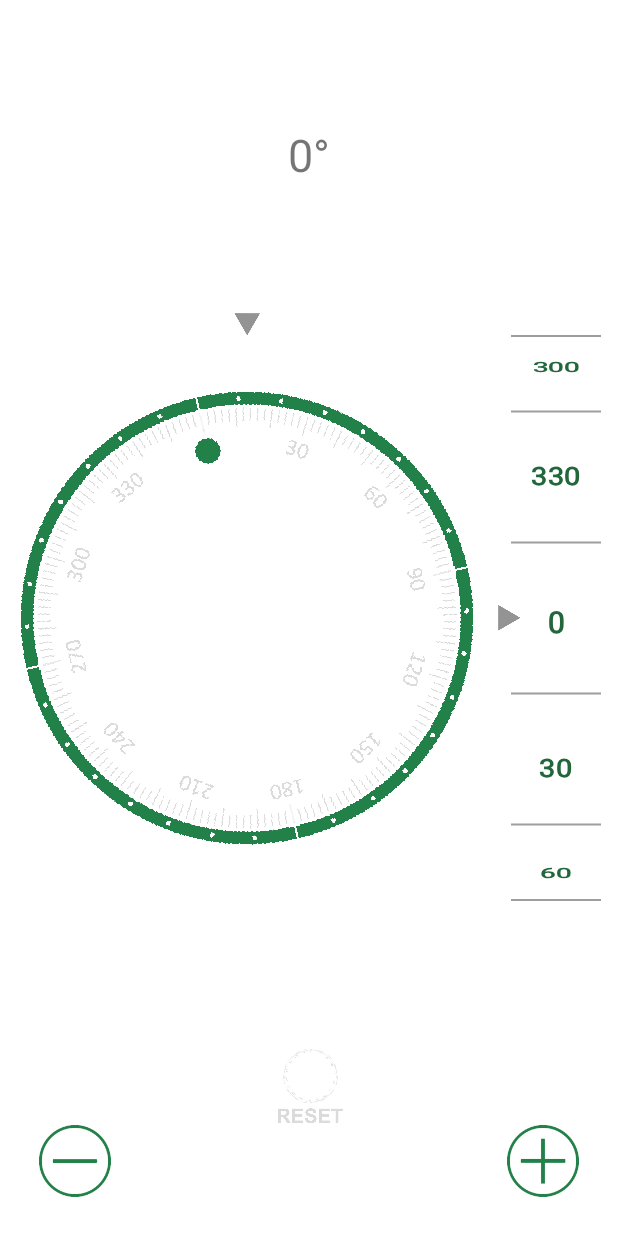
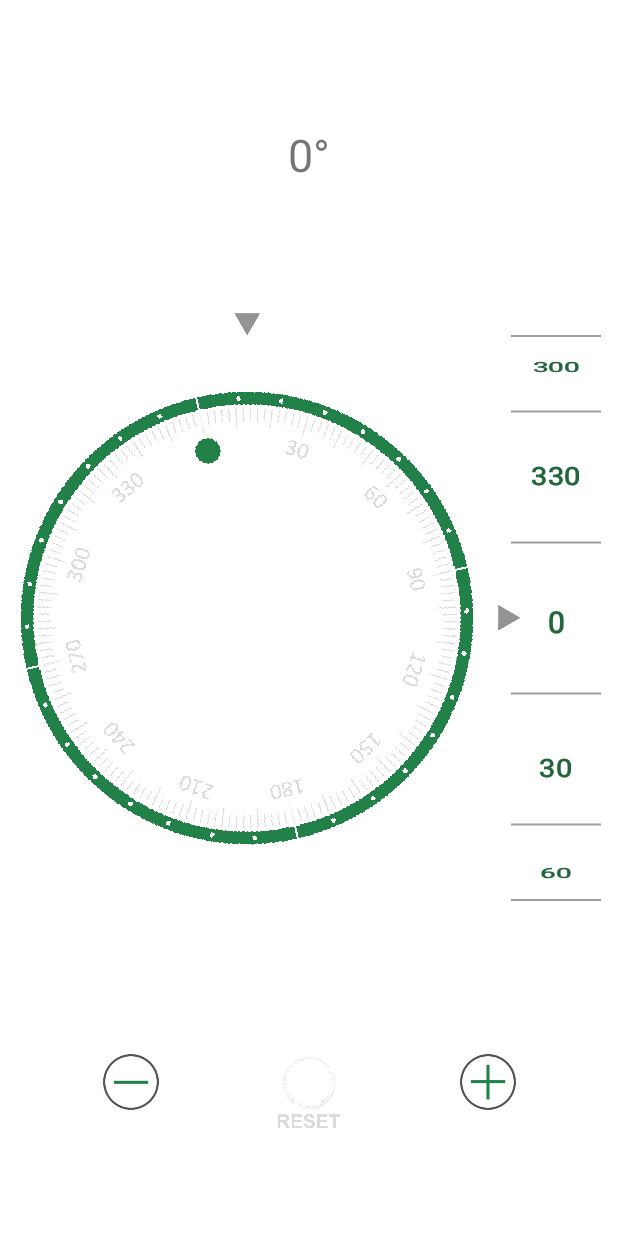
Before and after one commit to hzbx/MyFling, an Android app: the layout activity_main.xml on its own in the app's theme, with its tools: preview values and no code run, on a phone screen of 412 x 824 dp. Run offline under Robolectric (Android 15) with nearby library versions, the phone set to English and light mode, and no system bars.

Commit message:
Improve icons, Repeating touch for rotation buttons

```diff
--- a/app/build.gradle
+++ b/app/build.gradle
@@ -44,6 +44,7 @@ dependencies {
     implementation 'androidx.appcompat:appcompat:1.3.1'
     implementation 'com.google.android.material:material:1.4.0'
     implementation 'androidx.constraintlayout:constraintlayout:2.1.1'
+    implementation('org.jetbrains.kotlinx:kotlinx-coroutines-android:1.5.0')
     testImplementation 'junit:junit:4.13.2'
     androidTestImplementation 'androidx.test.ext:junit:1.1.3'
     androidTestImplementation 'androidx.test.espresso:espresso-core:3.4.0'
--- a/app/src/main/java/com/stho/myfling/MainActivity.kt
+++ b/app/src/main/java/com/stho/myfling/MainActivity.kt
@@ -1,5 +1,6 @@
 package com.stho.myfling
 
+import android.annotation.SuppressLint
 import android.os.Bundle
 import androidx.appcompat.app.AppCompatActivity
 import androidx.lifecycle.ViewModelProvider
@@ -27,6 +28,7 @@ class MainActivity : AppCompatActivity() {
         resetButtonAnimation.cleanup()
     }
 
+    @SuppressLint("ClickableViewAccessibility")
     private fun setupListener() {
         binding.wheel.setOnRotateListener(object : OnRotateListener{
             override fun onRotate(delta: Double) {
@@ -39,8 +41,8 @@ class MainActivity : AppCompatActivity() {
             }
         })
         binding.reset.setOnClickListener { viewModel.reset() }
-        binding.plus.setOnClickListener { viewModel.rotate(+1.0) }
-        binding.minus.setOnClickListener { viewModel.rotate(-1.0) }
+        binding.plus.setOnTouchListener(RepeatingTouchListener({ viewModel.rotate(+1.0) }))
+        binding.minus.setOnTouchListener(RepeatingTouchListener({ viewModel.rotate(-1.0) }))
     }
 
     private fun setupObserver() {
--- a/app/src/main/res/layout/activity_main.xml
+++ b/app/src/main/res/layout/activity_main.xml
@@ -60,8 +60,8 @@
 
     <ImageView
         android:id="@+id/reset"
-        android:layout_width="@dimen/resetSize"
-        android:layout_height="@dimen/resetSize"
+        android:layout_width="@dimen/buttonSize"
+        android:layout_height="@dimen/buttonSize"
         app:layout_constraintStart_toStartOf="parent"
         app:layout_constraintEnd_toEndOf="parent"
         app:layout_constraintTop_toTopOf="@id/guidelineBottom"
@@ -97,8 +97,9 @@
         android:id="@+id/plus"
         android:layout_width="@dimen/buttonSize"
         android:layout_height="@dimen/buttonSize"
-        android:layout_margin="@dimen/buttonMargin"
-        app:layout_constraintBottom_toBottomOf="parent"
+        app:layout_constraintTop_toTopOf="@id/reset"
+        app:layout_constraintBottom_toBottomOf="@id/reset"
+        app:layout_constraintStart_toEndOf="@id/reset"
         app:layout_constraintEnd_toEndOf="parent"
         android:clickable="true"
         android:focusable="true"
@@ -110,9 +111,10 @@
         android:id="@+id/minus"
         android:layout_width="@dimen/buttonSize"
         android:layout_height="@dimen/buttonSize"
-        android:layout_margin="@dimen/buttonMargin"
-        app:layout_constraintBottom_toBottomOf="parent"
+        app:layout_constraintTop_toTopOf="@id/reset"
+        app:layout_constraintBottom_toBottomOf="@id/reset"
         app:layout_constraintStart_toStartOf="parent"
+        app:layout_constraintEnd_toStartOf="@id/reset"
         android:clickable="true"
         android:focusable="true"
         android:background="?android:attr/selectableItemBackgroundBorderless"
--- a/app/src/main/res/values/dimen.xml
+++ b/app/src/main/res/values/dimen.xml
@@ -1,10 +1,8 @@
 <?xml version="1.0" encoding="utf-8"?>
 <resources>
     <dimen name="infoTextSize">30sp</dimen>
-    <dimen name="buttonSize">48dp</dimen>
-    <dimen name="buttonMargin">26dp</dimen>
+    <dimen name="buttonSize">64dp</dimen>
     <dimen name="targetSize">20dp</dimen>
-    <dimen name="resetSize">64dp</dimen>
     <dimen name="flingMargin">11dp</dimen>
     <dimen name="flingFontSize">20sp</dimen>
 </resources>
```
Also changed, not shown: app/src/main/java/com/stho/myfling/RepeatingTouchListener.kt (added, +63 -0 lines), app/src/main/res/drawable-nodpi/minus_disabled.png, app/src/main/res/drawable-nodpi/minus_enabled.png, app/src/main/res/drawable-nodpi/minus_pressed.png, app/src/main/res/drawable-nodpi/plus_disabled.png, app/src/main/res/drawable-nodpi/plus_enabled.png, app/src/main/res/drawable-nodpi/plus_pressed.png, app/src/main/res/drawable-nodpi/reset.png, 1 other file.
